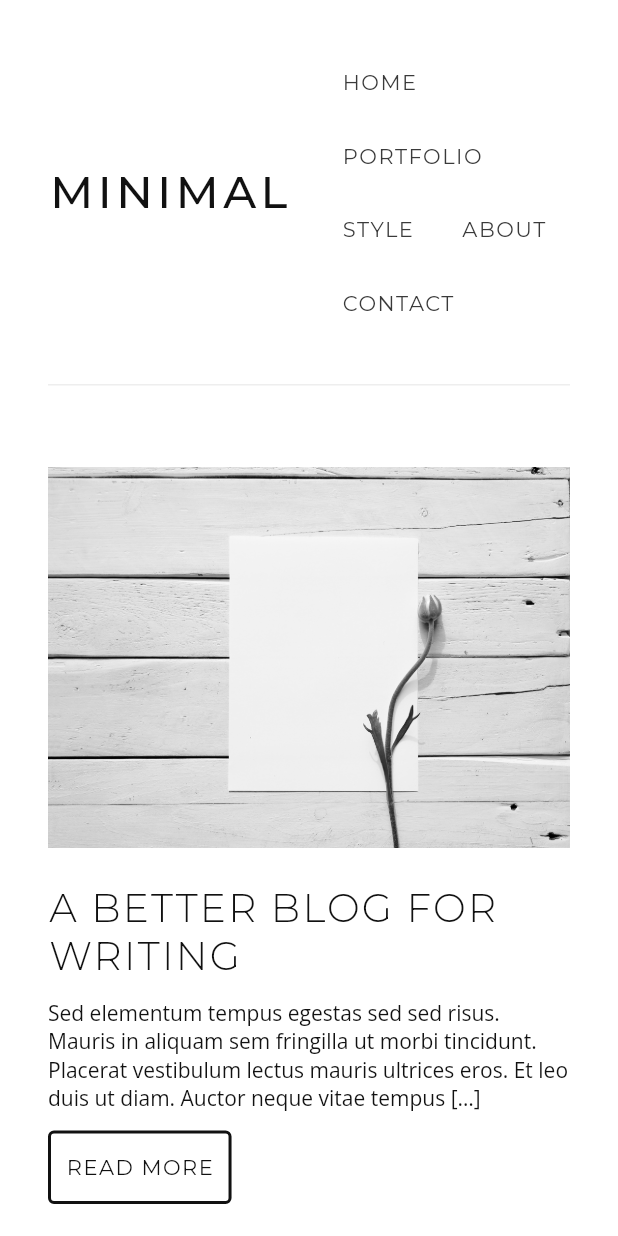
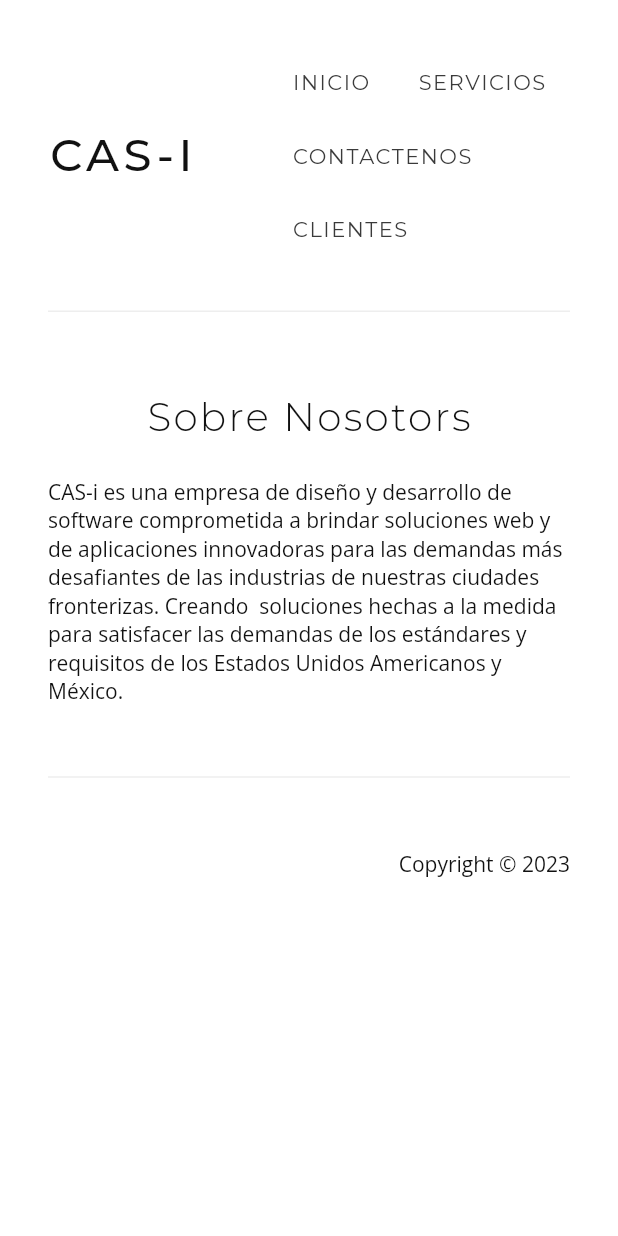
Before and after one commit to Codelessly/FlutterMinimalWebsite, a Flutter app: the screen it shows after launch, on a phone screen of 412 x 824 dp. Run offline on Flutter 3.47's test engine with Material 2 defaults, Android fonts, the light colour scheme and no system bars; our stand-ins replace google_fonts, responsive_framework; missing offline and left inert: loading_gifs.

Commit message:
made changes lol

```diff
--- a/lib/components/blog.dart
+++ b/lib/components/blog.dart
@@ -6,6 +6,9 @@ import 'package:minimal/components/text.dart';
 import 'package:minimal/components/typography.dart';
 import 'package:minimal/pages/page_post.dart';
 import 'package:minimal/pages/page_typography.dart';
+import 'package:minimal/pages/pages.dart';
+import 'package:url_launcher/url_launcher.dart';
+import 'package:url_launcher/url_launcher_string.dart';
 
 class ImageWrapper extends StatelessWidget {
   final String image;
@@ -117,7 +120,7 @@ class ReadMoreButton extends StatelessWidget {
             const EdgeInsets.symmetric(horizontal: 12, vertical: 16)),
       ),
       child: const Text(
-        "READ MORE",
+        "PONGASE EN CONTACTO",
       ),
     );
   }
@@ -349,7 +352,7 @@ class MinimalMenuBar extends StatelessWidget {
                 splashColor: Colors.transparent,
                 onTap: () => Navigator.popUntil(
                     context, ModalRoute.withName(Navigator.defaultRouteName)),
-                child: Text("MINIMAL",
+                child: Text("CAS-I",
                     style: GoogleFonts.montserrat(
                         color: textPrimary,
                         fontSize: 30,
@@ -362,40 +365,42 @@ class MinimalMenuBar extends StatelessWidget {
                   child: Wrap(
                     children: <Widget>[
                       TextButton(
-                        onPressed: () => Navigator.popUntil(context,
-                            ModalRoute.withName(Navigator.defaultRouteName)),
+                        onPressed: () =>
+                            Navigator.pushNamed(context, AboutUsPage.name),
                         style: menuButtonStyle,
                         child: const Text(
-                          "HOME",
-                        ),
-                      ),
-                      TextButton(
-                        onPressed: () {},
-                        style: menuButtonStyle,
-                        child: const Text(
-                          "PORTFOLIO",
+                          "INICIO",
                         ),
                       ),
                       TextButton(
                         onPressed: () =>
-                            Navigator.pushNamed(context, TypographyPage.name),
+                            Navigator.pushNamed(context, ListPage.name),
                         style: menuButtonStyle,
                         child: const Text(
-                          "STYLE",
+                          "SERVICIOS",
+                        ),
+                      ),
+                      // TextButton(
+                      //   onPressed: () =>
+                      //       Navigator.pushNamed(context, TypographyPage.name),
+                      //   style: menuButtonStyle,
+                      //   child: const Text(
+                      //     "STYLE",
+                      //   ),
+                      // ),
+                      TextButton(
+                        onPressed: () =>
+                            Navigator.pushNamed(context, PostPage.name),
+                        style: menuButtonStyle,
+                        child: const Text(
+                          "CONTACTENOS",
                         ),
                       ),
                       TextButton(
-                        onPressed: () {},
+                        onPressed: () => goToCas(),
                         style: menuButtonStyle,
                         child: const Text(
-                          "ABOUT",
-                        ),
-                      ),
-                      TextButton(
-                        onPressed: () {},
-                        style: menuButtonStyle,
-                        child: const Text(
-                          "CONTACT",
+                          "CLIENTES",
                         ),
                       ),
                     ],
@@ -413,3 +418,13 @@ class MinimalMenuBar extends StatelessWidget {
     );
   }
 }
+
+Future<void> goToCas() async {
+  String url = 'https://cas-app.pages.dev/#/';
+  try {
+    await launchUrlString(url, mode: LaunchMode.inAppBrowserView);
+  } catch (e) {
+    print("cant go to google lol");
+    print(e.toString());
+  }
+}
--- a/lib/main.dart
+++ b/lib/main.dart
@@ -40,17 +40,21 @@ class MyApp extends StatelessWidget {
   Widget buildPage(String name) {
     switch (name) {
       case '/':
+        return const AboutUsPage();
       case ListPage.name:
         return const ListPage();
       case PostPage.name:
         // Custom "per-page" breakpoints.
-        return const ResponsiveBreakpoints(breakpoints: [
-          Breakpoint(start: 0, end: 480, name: MOBILE),
-          Breakpoint(start: 481, end: 1200, name: TABLET),
-          Breakpoint(start: 1201, end: double.infinity, name: DESKTOP),
-        ], child: PostPage());
+        return const PostPage();
+      // return const ResponsiveBreakpoints(breakpoints: [
+      //   Breakpoint(start: 0, end: 480, name: MOBILE),
+      //   Breakpoint(start: 481, end: 1200, name: TABLET),
+      //   Breakpoint(start: 1201, end: double.infinity, name: DESKTOP),
+      // ], child: PostPage());
       case TypographyPage.name:
         return const TypographyPage();
+      case AboutUsPage.name:
+        return const AboutUsPage();
       default:
         return const SizedBox.shrink();
     }
--- a/lib/main_advanced.dart
+++ b/lib/main_advanced.dart
@@ -67,7 +67,7 @@ class MyApp extends StatelessWidget {
                   dragWithMouse: true));
         });
       },
-      debugShowCheckedModeBanner: false,
+      debugShowCheckedModeBanner: true,
     );
   }
 
@@ -82,6 +82,8 @@ class MyApp extends StatelessWidget {
         return const PostPage();
       case TypographyPage.name:
         return const TypographyPage();
+      case AboutUsPage.name:
+        return const AboutUsPage();
       default:
         return const SizedBox.shrink();
     }
--- /dev/null
+++ b/lib/pages/page_about_us.dart
@@ -0,0 +1,66 @@
+import 'package:flutter/material.dart';
+import 'package:minimal/components/components.dart';
+
+class AboutUsPage extends StatelessWidget {
+  static const String name = 'about';
+
+  const AboutUsPage({Key? key}) : super(key: key);
+
+  @override
+  Widget build(BuildContext context) {
+    return Scaffold(
+      body: Stack(
+        children: <Widget>[
+          SingleChildScrollView(
+            child: Container(
+              margin: const EdgeInsets.symmetric(horizontal: 32),
+              child: Column(
+                children: <Widget>[
+                  const MinimalMenuBar(),
+                  Container(
+                    margin: marginBottom24,
+                  ),
+                  Align(
+                    alignment: Alignment.center,
+                    child: Container(
+                      margin: marginBottom24,
+                      child: Text("Sobre Nosotors", style: headlineTextStyle),
+                      // textAlign: TextAlign.center),
+                    ),
+                  ),
+                  // Align(
+                  //   alignment: Alignment.centerLeft,
+                  //   child: Container(
+                  //     margin: marginBottom24,
+                  //     child: Text("Headline Secondary",
+                  //         style: headlineSecondaryTextStyle),
+                  //   ),
+                  // ),
+                  // Align(
+                  //   alignment: Alignment.centerLeft,
+                  //   child: Container(
+                  //     margin: marginBottom24,
+                  //     child: Text("Subtitle", style: subtitleTextStyle),
+                  //   ),
+                  // ),
+                  Align(
+                    alignment: Alignment.centerLeft,
+                    child: Container(
+                      margin: marginBottom40,
+                      child: Text(
+                          "CAS-i es una empresa de diseño y desarrollo de software comprometida a brindar soluciones web y de aplicaciones innovadoras para las demandas más desafiantes de las industrias de nuestras ciudades fronterizas. Creando  soluciones hechas a la medida para satisfacer las demandas de los estándares y requisitos de los Estados Unidos Americanos y México.",
+                          style: bodyTextStyle),
+                    ),
+                  ),
+                  divider,
+                  const Footer(),
+                ],
+              ),
+            ),
+          ),
+        ],
+      ),
+      backgroundColor: Colors.white,
+    );
+  }
+}
--- a/lib/pages/page_list.dart
+++ b/lib/pages/page_list.dart
@@ -2,9 +2,17 @@ import 'package:flutter/material.dart';
 import 'package:minimal/components/components.dart';
 
 // TODO Replace with object model.
-const String listItemTitleText = "A BETTER BLOG FOR WRITING";
+const String listItemTitleText = "Creación de aplicaciones";
 const String listItemPreviewText =
-    "Sed elementum tempus egestas sed sed risus. Mauris in aliquam sem fringilla ut morbi tincidunt. Placerat vestibulum lectus mauris ultrices eros. Et leo duis ut diam. Auctor neque vitae tempus […]";
+    "web o móviles adaptadas a las necesidades específicas de nuestros clientes.";
+const String listItemTitleText2 = "Protección de información digital";
+const String listItemPreviewText2 =
+    "por medio de estrategias que usan muchas companias que estan en el Forbes 500 para reducción de riesgos.";
+const String listItemTitleText3 = "Soluciones empresariales";
+const String listItemPreviewText3 = "para base de datos, gestión y logística.";
+const String listItemTitleText4 = "Servicios de consultoría";
+const String listItemPreviewText4 =
+    "en ciberseguridad, y en el resguardo de archivos en diversos formatos digitales.";
 
 class ListPage extends StatelessWidget {
   static const String name = 'list';
@@ -19,45 +27,41 @@ class ListPage extends StatelessWidget {
           SingleChildScrollView(
             child: Container(
               margin: const EdgeInsets.symmetric(horizontal: 32),
-              child: Column(
+              child: const Column(
                 children: <Widget>[
-                  const MinimalMenuBar(),
-                  const ListItem(
-                      imageUrl:
-                          "assets/images/paper_flower_overhead_bw_w1080.jpg",
+                  MinimalMenuBar(),
+                  ListItem(
+                      imageUrl: "assets/images/coding.jpeg",
                       title: listItemTitleText,
                       description: listItemPreviewText),
                   divider,
-                  const ListItem(
-                      imageUrl:
-                          "assets/images/iphone_cactus_tea_overhead_bw_w1080.jpg",
-                      title: listItemTitleText,
-                      description: listItemPreviewText),
+                  ListItem(
+                      imageUrl: "assets/images/protect.jpeg",
+                      title: listItemTitleText2,
+                      description: listItemPreviewText2),
                   divider,
-                  const ListItem(
-                      imageUrl:
-                          "assets/images/typewriter_overhead_bw_w1080.jpg",
-                      title: listItemTitleText,
-                      description: listItemPreviewText),
+                  ListItem(
+                      imageUrl: "assets/images/business.jpeg",
+                      title: listItemTitleText3,
+                      description: listItemPreviewText3),
                   divider,
-                  const ListItem(
-                      imageUrl:
-                          "assets/images/coffee_paperclips_pencil_angled_bw_w1080.jpg",
-                      title: listItemTitleText,
-                      description: listItemPreviewText),
+                  ListItem(
+                      imageUrl: "assets/images/consult.jpeg",
+                      title: listItemTitleText4,
+                      description: listItemPreviewText4),
                   divider,
-                  const ListItem(
-                      imageUrl:
-                          "assets/images/joy_note_coffee_eyeglasses_overhead_bw_w1080.jpg",
-                      title: listItemTitleText,
-                      description: listItemPreviewText),
-                  divider,
-                  Container(
-                    padding: const EdgeInsets.symmetric(vertical: 80),
-                    child: const ListNavigation(),
-                  ),
-                  divider,
-                  const Footer(),
+                  // const ListItem(
+                  //     imageUrl:
+                  //         "assets/images/joy_note_coffee_eyeglasses_overhead_bw_w1080.jpg",
+                  //     title: listItemTitleText,
+                  //     description: listItemPreviewText),
+                  // divider,
+                  // Container(
+                  //   padding: const EdgeInsets.symmetric(vertical: 80),
+                  //   child: const ListNavigation(),
+                  // ),
+                  // divider,
+                  Footer(),
                 ],
               ),
             ),
--- a/lib/pages/page_post.dart
+++ b/lib/pages/page_post.dart
@@ -15,73 +15,74 @@ class PostPage extends StatelessWidget {
           child: Column(
             children: <Widget>[
               const MinimalMenuBar(),
-              const ImageWrapper(
-                image: "assets/images/mugs_side_bw_w1080.jpg",
-              ),
+              // const ImageWrapper(
+              //   image: "assets/images/web-logo-cas-i.png",
+              // ),
+              Image.asset("assets/images/casi-logo-name.png"),
               Align(
                 alignment: Alignment.centerLeft,
                 child: Container(
                   margin: marginBottom12,
                   child: Text(
-                    "A BETTER BLOG FOR WRITING",
+                    "Creando aplicaciones web increíbles y aplicaciones móviles seguras",
                     style: headlineTextStyle,
                   ),
                 ),
               ),
               const Align(
                 alignment: Alignment.centerLeft,
-                child: TextBodySecondary(text: "Writing  /  Project"),
+                child: TextBodySecondary(text: "Nuestra mision:"),
               ),
               const Align(
                 alignment: Alignment.centerLeft,
                 child: TextBody(
                     text:
-                        "Lorem ipsum dolor sit amet, consectetur adipiscing elit, sed do eiusmod tempor incididunt ut labore et dolore magna aliqua. Faucibus a pellentesque sit amet porttitor eget. Ipsum nunc aliquet bibendum enim facilisis gravida."),
+                        "En el mundo actual, tanto las aplicaciones web como las móviles se han convertido en elementos esenciales para las empresas y los particulares. Sin embargo, no todas las aplicaciones son creadas iguales. Algunas son simplemente buenas, mientras que otras son realmente increíbles. Si quieres ser increible, ponte en contacto con nosotros"),
               ),
-              const Align(
-                alignment: Alignment.centerLeft,
-                child: TextBody(
-                    text:
-                        "Montes nascetur ridiculus mus mauris vitae ultricies leo. Vitae purus faucibus ornare suspendisse sed nisi lacus sed viverra. Magna sit amet purus gravida. In dictum non consectetur a erat nam. Et egestas quis ipsum suspendisse ultrices. Tempor orci dapibus ultrices in iaculis nunc sed augue. Feugiat pretium nibh ipsum consequat nisl vel pretium lectus quam. Feugiat nisl pretium fusce id velit ut tortor pretium."),
-              ),
+              // const Align(
+              //   alignment: Alignment.centerLeft,
+              //   child: TextBody(
+              //       text:
+              //           "Montes nascetur ridiculus mus mauris vitae ultricies leo. Vitae purus faucibus ornare suspendisse sed nisi lacus sed viverra. Magna sit amet purus gravida. In dictum non consectetur a erat nam. Et egestas quis ipsum suspendisse ultrices. Tempor orci dapibus ultrices in iaculis nunc sed augue. Feugiat pretium nibh ipsum consequat nisl vel pretium lectus quam. Feugiat nisl pretium fusce id velit ut tortor pretium."),
+              // ),
               const Align(
                 alignment: Alignment.centerLeft,
                 child:
-                    TextHeadlineSecondary(text: "Secondary Headline Example"),
+                    TextHeadlineSecondary(text: "casi@casimplementation.com"),
               ),
-              const Align(
-                alignment: Alignment.centerLeft,
-                child: TextBody(
-                    text:
-                        "Nullam lobortis faucibus cursus. Sed aliquam semper mi sit amet interdum. Aliquam felis quam, ultrices ut elementum a, porta vel ex. Pellentesque at tempus magna. Vestibulum viverra lectus quis laoreet ullamcorper. Nunc finibus orci in luctus hendrerit. Ut dui mi, lacinia hendrerit elit ut, malesuada luctus enim."),
-              ),
-              const TextBlockquote(
-                  text:
-                      "Arcu ac tortor dignissim convallis aenean et tortor. Neque vitae tempus quam pellentesque nec nam aliquam. Dictum varius duis at consectetur lorem donec massa sapien faucibus. Etiam tempor orci eu lobortis elementum nibh tellus molestie nunc. Ac odio tempor orci dapibus ultrices in iaculis nunc sed."),
-              const Align(
-                alignment: Alignment.centerLeft,
-                child: TextBody(
-                    text:
-                        "Sed elementum tempus egestas sed sed risus. Mauris in aliquam sem fringilla ut morbi tincidunt. Placerat vestibulum lectus mauris ultrices eros. Et leo duis ut diam. Auctor neque vitae tempus quam. Nec nam aliquam sem et tortor consequat. Suspendisse interdum consectetur libero id faucibus nisl. Ornare suspendisse sed nisi lacus sed viverra. Tellus pellentesque eu tincidunt tortor aliquam nulla facilisi cras fermentum. Egestas purus viverra accumsan in nisl nisi."),
-              ),
-              const Align(
-                alignment: Alignment.centerLeft,
-                child: TagWrapper(tags: [
-                  Tag(tag: "Writing"),
-                  Tag(tag: "Photography"),
-                  Tag(tag: "Development")
-                ]),
-              ),
-              ...authorSection(
-                  imageUrl: "assets/images/avatar_default.png",
-                  name: "Type Pages",
-                  bio:
-                      "Mattis molestie a iaculis at erat pellentesque adipiscing commodo. Suspendisse interdum consectetur libero id faucibus nisl tincidunt eget. Sed euismod nisi porta lorem. Aliquet nec ullamcorper sit amet risus nullam eget felis eget."),
-              Container(
-                padding: const EdgeInsets.symmetric(vertical: 80),
-                child: const PostNavigation(),
-              ),
-              divider,
+              // const Align(
+              //   alignment: Alignment.centerLeft,
+              //   child: TextBody(
+              //       text:
+              //           "Nullam lobortis faucibus cursus. Sed aliquam semper mi sit amet interdum. Aliquam felis quam, ultrices ut elementum a, porta vel ex. Pellentesque at tempus magna. Vestibulum viverra lectus quis laoreet ullamcorper. Nunc finibus orci in luctus hendrerit. Ut dui mi, lacinia hendrerit elit ut, malesuada luctus enim."),
+              // ),
+              // const TextBlockquote(
+              //     text:
+              //         "Arcu ac tortor dignissim convallis aenean et tortor. Neque vitae tempus quam pellentesque nec nam aliquam. Dictum varius duis at consectetur lorem donec massa sapien faucibus. Etiam tempor orci eu lobortis elementum nibh tellus molestie nunc. Ac odio tempor orci dapibus ultrices in iaculis nunc sed."),
+              // const Align(
+              //   alignment: Alignment.centerLeft,
+              //   child: TextBody(
+              //       text:
+              //           "Sed elementum tempus egestas sed sed risus. Mauris in aliquam sem fringilla ut morbi tincidunt. Placerat vestibulum lectus mauris ultrices eros. Et leo duis ut diam. Auctor neque vitae tempus quam. Nec nam aliquam sem et tortor consequat. Suspendisse interdum consectetur libero id faucibus nisl. Ornare suspendisse sed nisi lacus sed viverra. Tellus pellentesque eu tincidunt tortor aliquam nulla facilisi cras fermentum. Egestas purus viverra accumsan in nisl nisi."),
+              // ),
+              // const Align(
+              //   alignment: Alignment.centerLeft,
+              //   child: TagWrapper(tags: [
+              //     Tag(tag: "Writing"),
+              //     Tag(tag: "Photography"),
+              //     Tag(tag: "Development")
+              //   ]),
+              // ),
+              // ...authorSection(
+              //     imageUrl: "assets/images/avatar_default.png",
+              //     name: "Type Pages",
+              //     bio:
+              //         "Mattis molestie a iaculis at erat pellentesque adipiscing commodo. Suspendisse interdum consectetur libero id faucibus nisl tincidunt eget. Sed euismod nisi porta lorem. Aliquet nec ullamcorper sit amet risus nullam eget felis eget."),
+              // Container(
+              //   padding: const EdgeInsets.symmetric(vertical: 80),
+              //   child: const PostNavigation(),
+              // ),
+              // divider,
               // Footer
               const Footer(),
             ],
--- a/lib/pages/page_typography.dart
+++ b/lib/pages/page_typography.dart
@@ -2,7 +2,7 @@ import 'package:flutter/material.dart';
 import 'package:minimal/components/components.dart';
 
 class TypographyPage extends StatelessWidget {
-  static const String name = 'typography';
+  static const String name = 'style';
 
   const TypographyPage({Key? key}) : super(key: key);
 
--- a/lib/pages/pages.dart
+++ b/lib/pages/pages.dart
@@ -1,3 +1,4 @@
 export 'page_list.dart';
 export 'page_post.dart';
 export 'page_typography.dart';
+export 'page_about_us.dart';
```
Also changed, not shown: pubspec.yaml (+4 -3 lines), assets/images/business.jpeg (added), assets/images/cas-i.png (added), assets/images/casi-logo-name.png (added), assets/images/coding.jpeg (added), assets/images/consult.jpeg (added), assets/images/protect.jpeg (added), assets/images/web-logo-cas-i.png (added), 11 other files.
